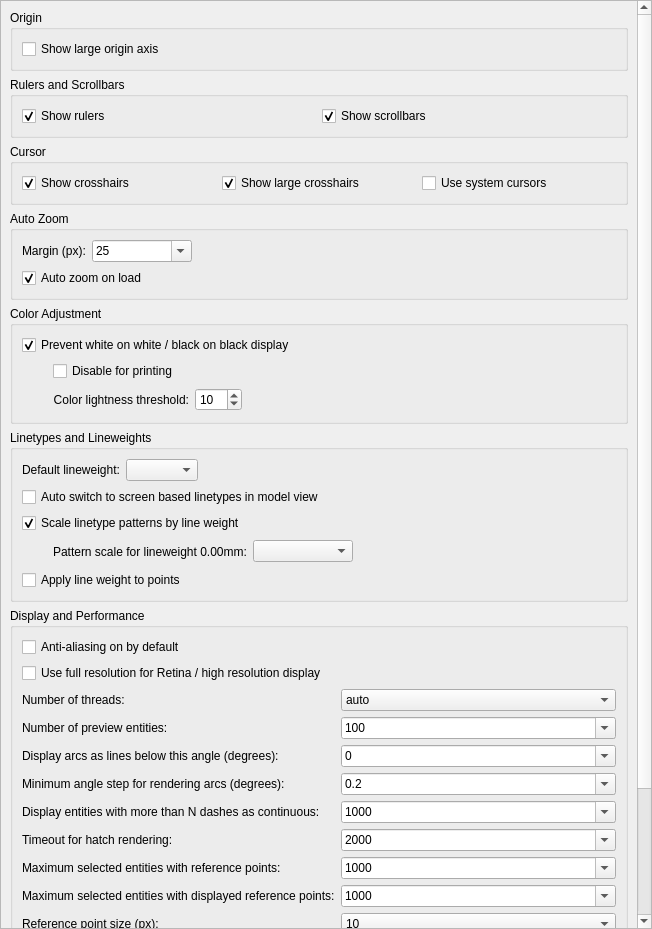
First picture: the form in scripts/Edit/AppPreferences/GraphicsViewPreferences/PreferencesPage.ui, repository qcad/qcad, before the edit.
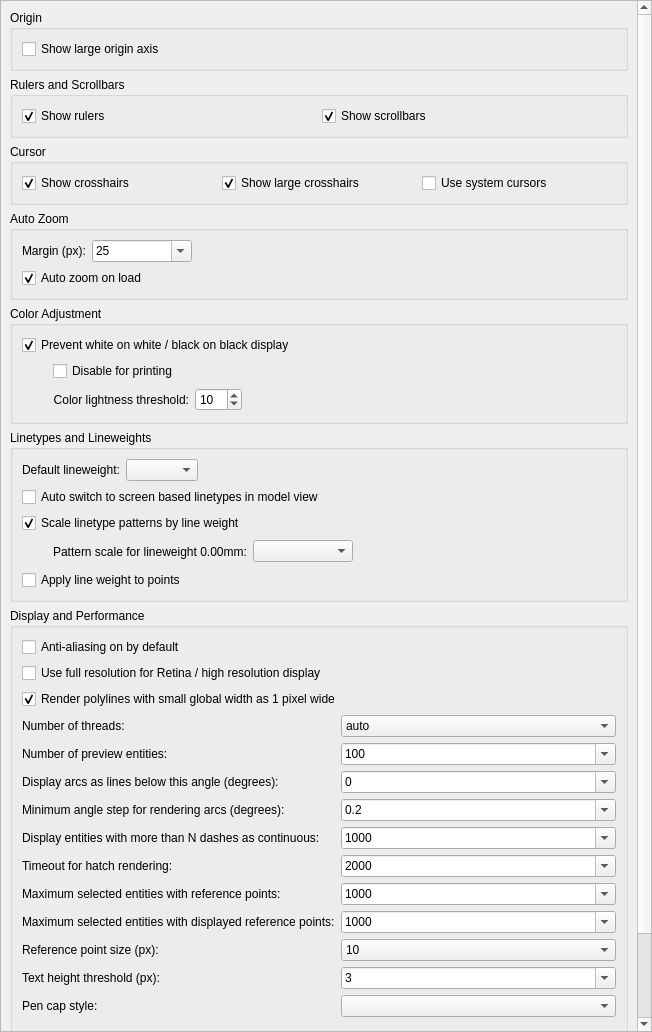
Second picture: the form after the edit. Custom widgets are drawn as their Qt base class.

Commit message:
add polyline rendering preference
render polylines with custom widths always at minimum 1px

Patch:
```diff
--- a/scripts/Edit/AppPreferences/GraphicsViewPreferences/PreferencesPage.ui
+++ b/scripts/Edit/AppPreferences/GraphicsViewPreferences/PreferencesPage.ui
@@ -7,7 +7,7 @@
     <x>0</x>
     <y>0</y>
     <width>652</width>
-    <height>929</height>
+    <height>1032</height>
    </rect>
   </property>
   <property name="windowTitle">
@@ -20,9 +20,9 @@
    <property name="geometry">
     <rect>
      <x>0</x>
-     <y>-241</y>
+     <y>-187</y>
      <width>635</width>
-     <height>1168</height>
+     <height>1217</height>
     </rect>
    </property>
    <layout class="QVBoxLayout" name="verticalLayout_2">
@@ -415,29 +415,41 @@
       <property name="title">
        <string>Display and Performance</string>
       </property>
-      <layout class="QFormLayout" name="formLayout_2">
-       <item row="0" column="0" colspan="2">
+      <layout class="QVBoxLayout" name="verticalLayout_6">
+       <item>
         <widget class="QCheckBox" name="Antialiasing">
          <property name="text">
           <string>Anti-aliasing on by default</string>
          </property>
         </widget>
        </item>
-       <item row="1" column="0" colspan="2">
+       <item>
         <widget class="QCheckBox" name="HighResolutionGraphicsView">
          <property name="text">
           <string>Use full resolution for Retina / high resolution display</string>
          </property>
         </widget>
        </item>
-       <item row="2" column="0">
+       <item>
+        <widget class="QCheckBox" name="RenderThinPolylines1px">
+         <property name="text">
+          <string>Render polylines with small global width as 1 pixel wide</string>
+         </property>
+         <property name="checked">
+          <bool>true</bool>
+         </property>
+        </widget>
+       </item>
+       <item>
+        <layout class="QFormLayout" name="formLayout">
+         <item row="0" column="0">
         <widget class="QLabel" name="label_10">
          <property name="text">
           <string>Number of threads:</string>
          </property>
         </widget>
        </item>
-       <item row="2" column="1">
+         <item row="0" column="1">
         <widget class="QComboBox" name="Threads">
          <property name="currentText">
           <string notr="true">auto</string>
@@ -539,14 +551,14 @@
          </item>
         </widget>
        </item>
-       <item row="3" column="0">
+         <item row="1" column="0">
         <widget class="QLabel" name="label_15">
          <property name="text">
           <string>Number of preview entities:</string>
          </property>
         </widget>
        </item>
-       <item row="3" column="1">
+         <item row="1" column="1">
         <widget class="QComboBox" name="PreviewEntities">
          <property name="minimumSize">
           <size>
@@ -600,14 +612,14 @@
          </item>
         </widget>
        </item>
-       <item row="4" column="0">
+         <item row="2" column="0">
         <widget class="QLabel" name="label_4">
          <property name="text">
           <string>Display arcs as lines below this angle (degrees):</string>
          </property>
         </widget>
        </item>
-       <item row="4" column="1">
+         <item row="2" column="1">
         <widget class="QComboBox" name="ArcAngleLengthThreshold">
          <property name="editable">
           <bool>true</bool>
@@ -672,14 +684,14 @@
          </item>
         </widget>
        </item>
-       <item row="5" column="0">
+         <item row="3" column="0">
         <widget class="QLabel" name="label_7">
          <property name="text">
           <string>Minimum angle step for rendering arcs (degrees):</string>
          </property>
         </widget>
        </item>
-       <item row="5" column="1">
+         <item row="3" column="1">
         <widget class="QComboBox" name="MinArcAngleStep">
          <property name="editable">
           <bool>true</bool>
@@ -757,14 +769,14 @@
          </item>
         </widget>
        </item>
-       <item row="6" column="0">
+         <item row="4" column="0">
         <widget class="QLabel" name="label_6">
          <property name="text">
           <string>Display entities with more than N dashes as continuous:</string>
          </property>
         </widget>
        </item>
-       <item row="6" column="1">
+         <item row="4" column="1">
         <widget class="QComboBox" name="DashThreshold">
          <property name="editable">
           <bool>true</bool>
@@ -802,14 +814,14 @@
          </item>
         </widget>
        </item>
-       <item row="7" column="0">
+         <item row="5" column="0">
         <widget class="QLabel" name="label_8">
          <property name="text">
           <string>Timeout for hatch rendering:</string>
          </property>
         </widget>
        </item>
-       <item row="7" column="1">
+         <item row="5" column="1">
         <widget class="QComboBox" name="MaxHatchTime">
          <property name="editable">
           <bool>true</bool>
@@ -867,14 +879,14 @@
          </item>
         </widget>
        </item>
-       <item row="8" column="0">
+         <item row="6" column="0">
         <widget class="QLabel" name="label_9">
          <property name="text">
           <string>Maximum selected entities with reference points:</string>
          </property>
         </widget>
        </item>
-       <item row="8" column="1">
+         <item row="6" column="1">
         <widget class="QComboBox" name="MaxReferencePointEntities">
          <property name="editable">
           <bool>true</bool>
@@ -937,14 +949,84 @@
          </item>
         </widget>
        </item>
-       <item row="10" column="0">
+         <item row="7" column="0">
+          <widget class="QLabel" name="label_13">
+           <property name="text">
+            <string>Maximum selected entities with displayed reference points:</string>
+           </property>
+          </widget>
+         </item>
+         <item row="7" column="1">
+          <widget class="QComboBox" name="MaxReferencePointEntitiesDisplay">
+           <property name="editable">
+            <bool>true</bool>
+           </property>
+           <property name="currentText">
+            <string notr="true">1000</string>
+           </property>
+           <property name="currentIndex">
+            <number>1</number>
+           </property>
+           <item>
+            <property name="text">
+             <string notr="true">0</string>
+            </property>
+           </item>
+           <item>
+            <property name="text">
+             <string notr="true">1000</string>
+            </property>
+           </item>
+           <item>
+            <property name="text">
+             <string notr="true">2500</string>
+            </property>
+           </item>
+           <item>
+            <property name="text">
+             <string notr="true">5000</string>
+            </property>
+           </item>
+           <item>
+            <property name="text">
+             <string notr="true">10000</string>
+            </property>
+           </item>
+           <item>
+            <property name="text">
+             <string notr="true">50000</string>
+            </property>
+           </item>
+           <item>
+            <property name="text">
+             <string notr="true">100000</string>
+            </property>
+           </item>
+           <item>
+            <property name="text">
+             <string notr="true">250000</string>
+            </property>
+           </item>
+           <item>
+            <property name="text">
+             <string notr="true">500000</string>
+            </property>
+           </item>
+           <item>
+            <property name="text">
+             <string notr="true">1000000</string>
+            </property>
+           </item>
+          </widget>
+         </item>
+         <item row="8" column="0">
         <widget class="QLabel" name="label_12">
          <property name="text">
           <string>Reference point size (px):</string>
          </property>
         </widget>
        </item>
-       <item row="10" column="1">
+         <item row="8" column="1">
         <widget class="QComboBox" name="ReferencePointSize">
          <property name="currentText">
           <string notr="true">10</string>
@@ -1014,14 +1096,14 @@
          </item>
         </widget>
        </item>
-       <item row="11" column="0">
+         <item row="9" column="0">
         <widget class="QLabel" name="label_11">
          <property name="text">
           <string>Text height threshold (px):</string>
          </property>
         </widget>
        </item>
-       <item row="11" column="1">
+         <item row="9" column="1">
         <widget class="QComboBox" name="TextHeightThreshold">
          <property name="editable">
           <bool>true</bool>
@@ -1076,84 +1158,23 @@
          </item>
         </widget>
        </item>
-       <item row="12" column="0">
+         <item row="10" column="0">
         <widget class="QLabel" name="PenCapStyle_Label">
          <property name="text">
           <string notr="true">Pen cap style:</string>
          </property>
         </widget>
        </item>
-       <item row="12" column="1">
+         <item row="10" column="1">
         <widget class="QComboBox" name="PenCapStyle"/>
        </item>
-       <item row="9" column="0">
-        <widget class="QLabel" name="label_13">
-         <property name="text">
-          <string>Maximum selected entities with displayed reference points:</string>
-         </property>
-        </widget>
+        </layout>
        </item>
-       <item row="9" column="1">
-        <widget class="QComboBox" name="MaxReferencePointEntitiesDisplay">
-         <property name="editable">
-          <bool>true</bool>
-         </property>
-         <property name="currentText">
-          <string notr="true">1000</string>
-         </property>
-         <property name="currentIndex">
-          <number>1</number>
-         </property>
          <item>
+        <widget class="QLabel" name="label_14">
           <property name="text">
-           <string notr="true">0</string>
-          </property>
-         </item>
-         <item>
-          <property name="text">
-           <string notr="true">1000</string>
-          </property>
-         </item>
-         <item>
-          <property name="text">
-           <string notr="true">2500</string>
-          </property>
-         </item>
-         <item>
-          <property name="text">
-           <string notr="true">5000</string>
-          </property>
-         </item>
-         <item>
-          <property name="text">
-           <string notr="true">10000</string>
-          </property>
-         </item>
-         <item>
-          <property name="text">
-           <string notr="true">50000</string>
-          </property>
-         </item>
-         <item>
-          <property name="text">
-           <string notr="true">100000</string>
-          </property>
-         </item>
-         <item>
-          <property name="text">
-           <string notr="true">250000</string>
-          </property>
-         </item>
-         <item>
-          <property name="text">
-           <string notr="true">500000</string>
-          </property>
-         </item>
-         <item>
-          <property name="text">
-           <string notr="true">1000000</string>
-          </property>
-         </item>
+          <string/>
+         </property>
         </widget>
        </item>
       </layout>
```
Lines whose indentation alone changed are shown as unchanged. The commit also changes 3 other files.
